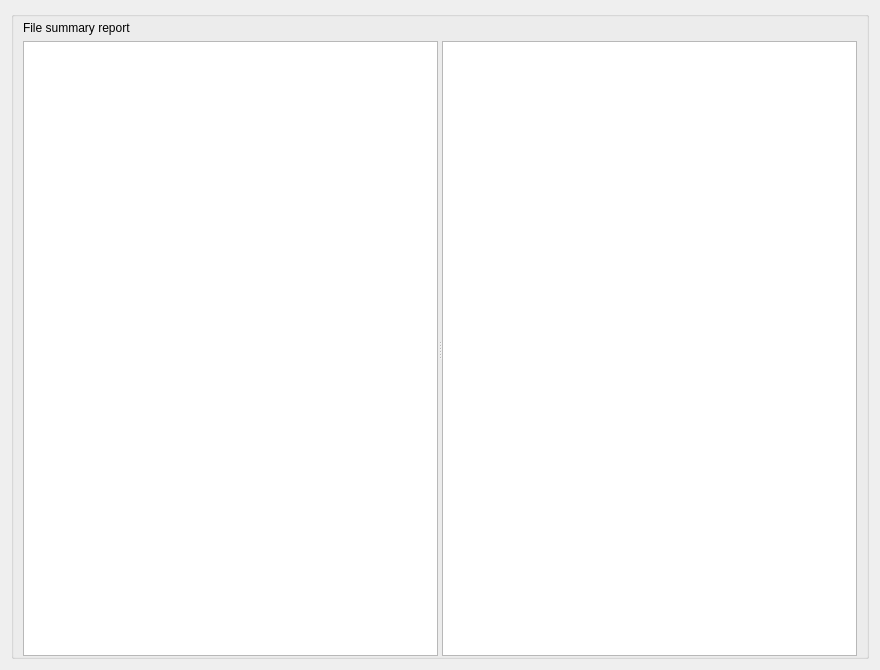
ccbogel/QualCoder, file GUI_UIs/ui_dialog_report_file_summary.ui: the form before one commit.
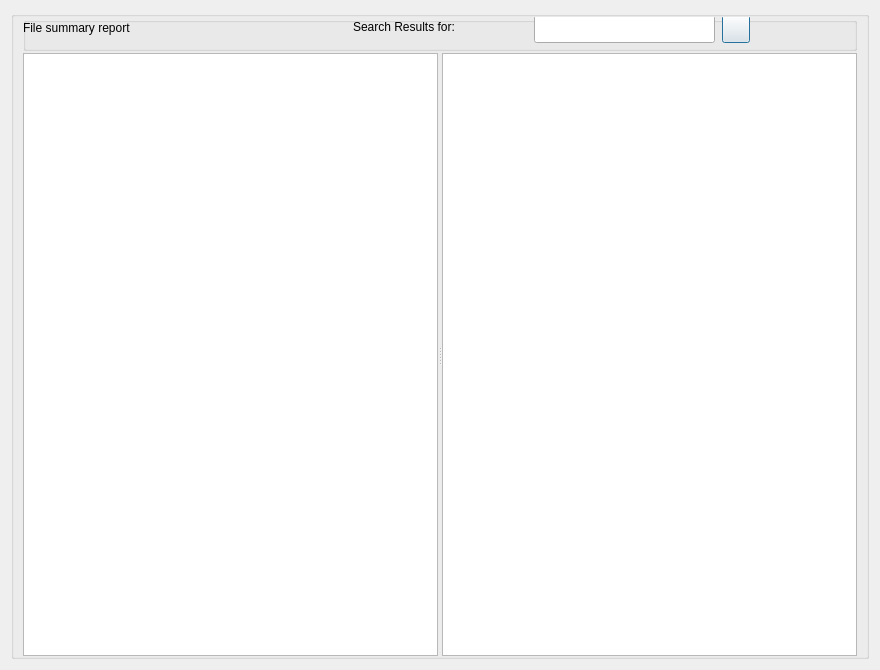
The form after the commit.

The edit to the form file:
```diff
--- a/GUI_UIs/ui_dialog_report_file_summary.ui
+++ b/GUI_UIs/ui_dialog_report_file_summary.ui
@@ -29,25 +29,6 @@
       <property name="verticalSpacing">
        <number>2</number>
       </property>
-      <item row="0" column="0">
-       <widget class="QLabel" name="label_files">
-        <property name="minimumSize">
-         <size>
-          <width>0</width>
-          <height>22</height>
-         </size>
-        </property>
-        <property name="maximumSize">
-         <size>
-          <width>16777215</width>
-          <height>22</height>
-         </size>
-        </property>
-        <property name="text">
-         <string>File summary report</string>
-        </property>
-       </widget>
-      </item>
       <item row="1" column="0">
        <widget class="QSplitter" name="splitter">
         <property name="orientation">
@@ -57,6 +38,95 @@
         <widget class="QTextEdit" name="textEdit"/>
        </widget>
       </item>
+      <item row="0" column="0">
+       <widget class="QGroupBox" name="groupBox">
+        <property name="minimumSize">
+         <size>
+          <width>0</width>
+          <height>34</height>
+         </size>
+        </property>
+        <property name="maximumSize">
+         <size>
+          <width>16777215</width>
+          <height>34</height>
+         </size>
+        </property>
+        <property name="title">
+         <string/>
+        </property>
+        <widget class="QLabel" name="label_search_results">
+         <property name="geometry">
+          <rect>
+           <x>330</x>
+           <y>0</y>
+           <width>181</width>
+           <height>20</height>
+          </rect>
+         </property>
+         <property name="text">
+          <string>Search Results for:</string>
+         </property>
+         <property name="wordWrap">
+          <bool>true</bool>
+         </property>
+        </widget>
+        <widget class="QLineEdit" name="lineEdit_search_results">
+         <property name="geometry">
+          <rect>
+           <x>511</x>
+           <y>-2</y>
+           <width>181</width>
+           <height>28</height>
+          </rect>
+         </property>
+         <property name="toolTip">
+          <string>Search results for text</string>
+         </property>
+        </widget>
+        <widget class="QPushButton" name="pushButton_search_next">
+         <property name="geometry">
+          <rect>
+           <x>699</x>
+           <y>-2</y>
+           <width>28</width>
+           <height>28</height>
+          </rect>
+         </property>
+         <property name="toolTip">
+          <string>Search for next occurence in results</string>
+         </property>
+         <property name="text">
+          <string/>
+         </property>
+        </widget>
+        <widget class="QLabel" name="label_files">
+         <property name="geometry">
+          <rect>
+           <x>0</x>
+           <y>0</y>
+           <width>281</width>
+           <height>22</height>
+          </rect>
+         </property>
+         <property name="minimumSize">
+          <size>
+           <width>0</width>
+           <height>22</height>
+          </size>
+         </property>
+         <property name="maximumSize">
+          <size>
+           <width>16777215</width>
+           <height>22</height>
+          </size>
+         </property>
+         <property name="text">
+          <string>File summary report</string>
+         </property>
+        </widget>
+       </widget>
+      </item>
      </layout>
     </widget>
    </item>
```
